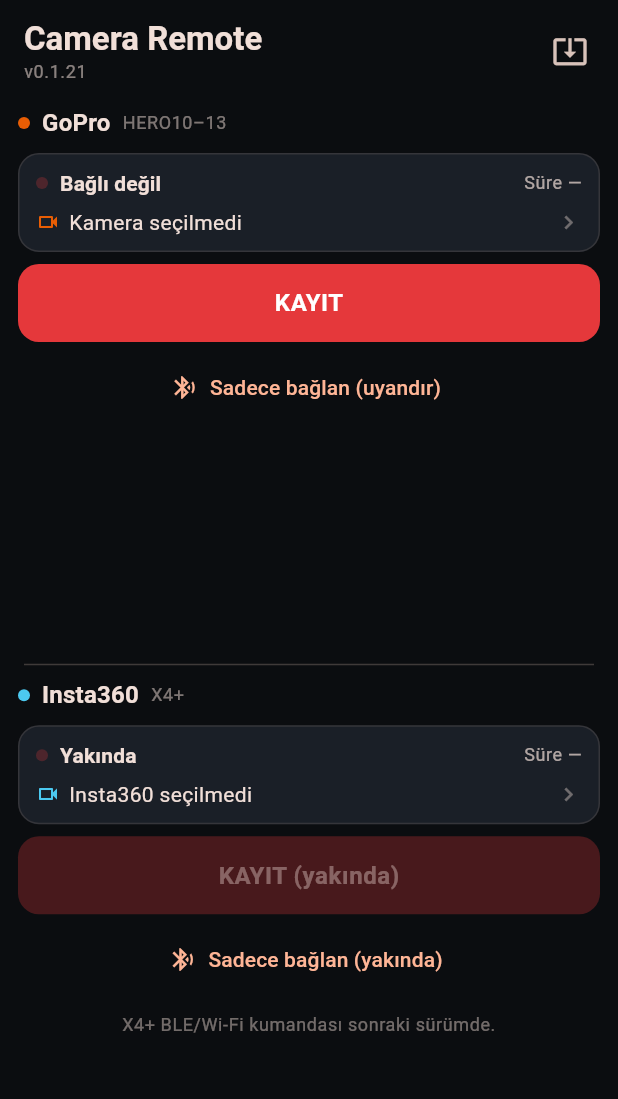
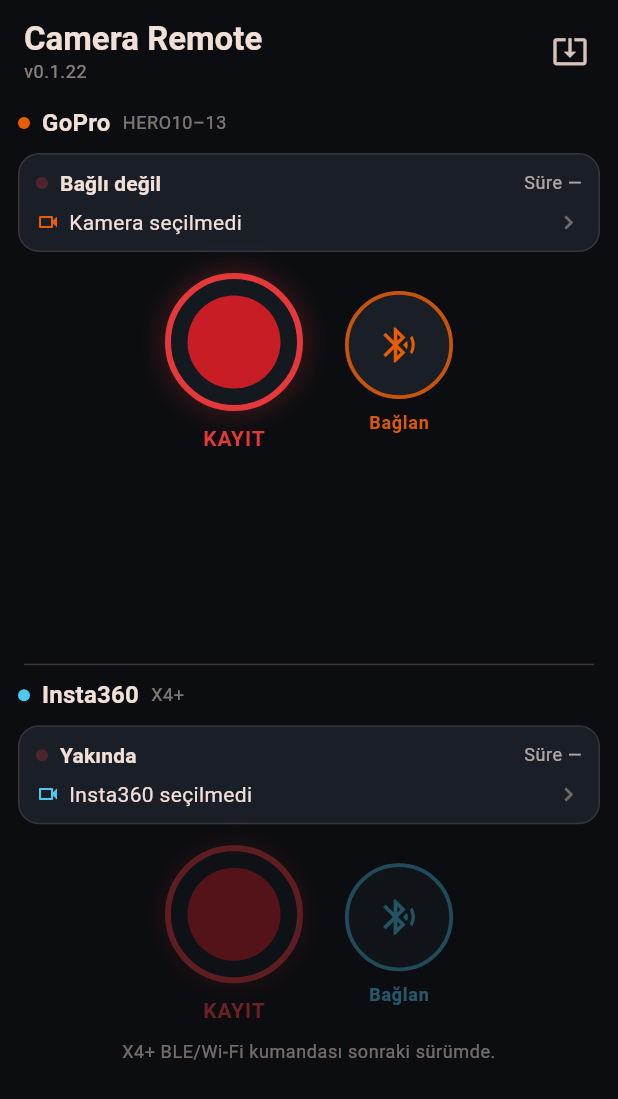
Before and after one commit to alid67-git/RideAtlas, a Flutter app: the screen it shows after launch, on a phone screen of 412 x 824 dp. Shown: the top 1099 px of the screen. Run offline on Flutter 3.47's test engine with Material 3 defaults, Android fonts, the phone set to English and light mode, and no system bars; our stand-ins replace battery_plus, file_picker, fl_chart, flutter_blue_plus, flutter_map, geolocator and 10 more; missing offline and left inert: dart:js_interop, exif, gpx, photo_manager; accounts and stored records are empty; generated files the repository leaves out were written again; network calls fail.

Commit message:
Style camera remote controls as shutter + power buttons
Replace wide filled buttons with a circular shutter (red→stop square)
and a round connect/sleep control, mirrored on the Insta360 panel.

Co-authored-by: alid67-git <alid67-git@users.noreply.github.com>

```diff
--- a/gopro_remote/lib/build_info.dart
+++ b/gopro_remote/lib/build_info.dart
@@ -1,7 +1,7 @@
 /// Bumped on every GoPro Remote push that users should install.
 /// Must match the trailing version in the GitHub release name
 /// `GoPro Remote (latest) - vX.Y.Z`.
-const String kAppBuildLabel = 'v0.1.21';
+const String kAppBuildLabel = 'v0.1.22';
 
 const String kAppBuildNote =
-    'Ekran ikiye bölündü: üst GoPro, alt Insta360 (yer tutucu).';
+    'Yuvarlak shutter + güç tuşu; üst GoPro / alt Insta360.';
--- a/gopro_remote/lib/main.dart
+++ b/gopro_remote/lib/main.dart
@@ -473,31 +473,21 @@ class _GoProSection extends StatelessWidget {
                   accent: const Color(0xFFE85D04),
                   onDeviceTap: onOpenDevices,
                 ),
-                const SizedBox(height: 8),
-                _RecordToggleButton(
+                const SizedBox(height: 14),
+                _ControlPad(
+                  accent: const Color(0xFFE85D04),
+                  recording: client.isSessionRecording,
                   busy: busy,
-                  encoding: client.isSessionRecording,
-                  compact: true,
-                  onPressed: onRecord,
-                ),
-                const SizedBox(height: 6),
-                TextButton.icon(
-                  onPressed: busy ? null : onConnectSleep,
-                  icon: Icon(
-                    linking
-                        ? Icons.hourglass_top
-                        : (connected
-                            ? Icons.power_settings_new
-                            : Icons.bluetooth_searching),
-                    size: 18,
-                  ),
-                  label: Text(
-                    linking
-                        ? 'Bağlanıyor…'
-                        : (connected
-                            ? 'Uyut / kapat'
-                            : 'Sadece bağlan (uyandır)'),
-                  ),
+                  enabled: true,
+                  recordLabel:
+                      client.isSessionRecording ? 'DURDUR + UYKU' : 'KAYIT',
+                  onRecord: onRecord,
+                  powerBusy: linking,
+                  powerConnected: connected,
+                  powerLabel: linking
+                      ? 'Bağlanıyor…'
+                      : (connected ? 'Uyut / kapat' : 'Bağlan'),
+                  onPower: busy ? null : onConnectSleep,
                 ),
               ],
             ),
@@ -536,22 +526,20 @@ class _Insta360Section extends StatelessWidget {
                   accent: const Color(0xFF4CC9F0),
                   onDeviceTap: onTapSoon,
                 ),
-                const SizedBox(height: 8),
-                _RecordToggleButton(
+                const SizedBox(height: 14),
+                _ControlPad(
+                  accent: const Color(0xFF4CC9F0),
+                  recording: false,
                   busy: false,
-                  encoding: false,
-                  compact: true,
                   enabled: false,
-                  labelOverride: 'KAYIT (yakında)',
-                  onPressed: onTapSoon,
+                  recordLabel: 'KAYIT',
+                  onRecord: onTapSoon,
+                  powerBusy: false,
+                  powerConnected: false,
+                  powerLabel: 'Bağlan',
+                  onPower: onTapSoon,
                 ),
-                const SizedBox(height: 6),
-                TextButton.icon(
-                  onPressed: onTapSoon,
-                  icon: const Icon(Icons.bluetooth_searching, size: 18),
-                  label: const Text('Sadece bağlan (yakında)'),
-                ),
-                const SizedBox(height: 12),
+                const SizedBox(height: 10),
                 Text(
                   'X4+ BLE/Wi‑Fi kumandası sonraki sürümde.',
                   textAlign: TextAlign.center,
@@ -723,48 +711,241 @@ class _Dot extends StatelessWidget {
   }
 }
 
-class _RecordToggleButton extends StatelessWidget {
-  const _RecordToggleButton({
+class _ControlPad extends StatelessWidget {
+  const _ControlPad({
+    required this.accent,
+    required this.recording,
     required this.busy,
-    required this.encoding,
-    required this.onPressed,
-    this.compact = false,
-    this.enabled = true,
-    this.labelOverride,
+    required this.enabled,
+    required this.recordLabel,
+    required this.onRecord,
+    required this.powerBusy,
+    required this.powerConnected,
+    required this.powerLabel,
+    required this.onPower,
   });
 
+  final Color accent;
+  final bool recording;
   final bool busy;
-  final bool encoding;
-  final VoidCallback onPressed;
-  final bool compact;
   final bool enabled;
-  final String? labelOverride;
+  final String recordLabel;
+  final VoidCallback onRecord;
+  final bool powerBusy;
+  final bool powerConnected;
+  final String powerLabel;
+  final VoidCallback? onPower;
 
   @override
   Widget build(BuildContext context) {
-    final bg = encoding ? const Color(0xFF2A9D8F) : const Color(0xFFE5383B);
-    return SizedBox(
-      height: compact ? 52 : 72,
-      width: double.infinity,
-      child: FilledButton(
-        style: FilledButton.styleFrom(
-          backgroundColor: bg,
-          foregroundColor: Colors.white,
-          disabledBackgroundColor: bg.withValues(alpha: 0.28),
-          shape: RoundedRectangleBorder(
-            borderRadius: BorderRadius.circular(14),
-          ),
+    return Column(
+      children: [
+        Row(
+          mainAxisAlignment: MainAxisAlignment.center,
+          children: [
+            _ShutterButton(
+              recording: recording,
+              busy: busy,
+              enabled: enabled,
+              label: recordLabel,
+              onPressed: onRecord,
+            ),
+            const SizedBox(width: 28),
+            _PowerButton(
+              accent: accent,
+              busy: powerBusy,
+              connected: powerConnected,
+              enabled: enabled && onPower != null,
+              label: powerLabel,
+              onPressed: onPower,
+            ),
+          ],
         ),
-        onPressed: (!enabled || busy) ? null : onPressed,
-        child: Text(
-          labelOverride ?? (encoding ? 'KAYDI DURDUR + UYKU' : 'KAYIT'),
-          style: TextStyle(
-            fontSize: compact ? 16 : 20,
-            fontWeight: FontWeight.w700,
-            letterSpacing: 0.4,
-          ),
-        ),
-      ),
+      ],
     );
   }
 }
+
+/// Circular camera shutter: red disc to start, teal stop square while recording.
+class _ShutterButton extends StatefulWidget {
+  const _ShutterButton({
+    required this.recording,
+    required this.busy,
+    required this.enabled,
+    required this.label,
+    required this.onPressed,
+  });
+
+  final bool recording;
+  final bool busy;
+  final bool enabled;
+  final String label;
+  final VoidCallback onPressed;
+
+  @override
+  State<_ShutterButton> createState() => _ShutterButtonState();
+}
+
+class _ShutterButtonState extends State<_ShutterButton> {
+  bool _pressed = false;
+
+  @override
+  Widget build(BuildContext context) {
+    final canTap = widget.enabled && !widget.busy;
+    final ring = widget.recording
+        ? const Color(0xFF2A9D8F)
+        : const Color(0xFFE5383B);
+    final face = widget.recording
+        ? const Color(0xFF1F7A6E)
+        : const Color(0xFFC81D25);
+
+    return Column(
+      mainAxisSize: MainAxisSize.min,
+      children: [
+        GestureDetector(
+          onTapDown: canTap ? (_) => setState(() => _pressed = true) : null,
+          onTapUp: canTap
+              ? (_) {
+                  setState(() => _pressed = false);
+                  widget.onPressed();
+                }
+              : null,
+          onTapCancel: () => setState(() => _pressed = false),
+          child: AnimatedScale(
+            scale: _pressed ? 0.92 : 1,
+            duration: const Duration(milliseconds: 90),
+            curve: Curves.easeOut,
+            child: AnimatedOpacity(
+              opacity: canTap ? 1 : 0.38,
+              duration: const Duration(milliseconds: 160),
+              child: Container(
+                width: 92,
+                height: 92,
+                decoration: BoxDecoration(
+                  shape: BoxShape.circle,
+                  color: const Color(0xFF14181F),
+                  border: Border.all(color: ring, width: 4),
+                  boxShadow: [
+                    BoxShadow(
+                      color: ring.withValues(alpha: 0.28),
+                      blurRadius: 16,
+                      spreadRadius: 1,
+                    ),
+                  ],
+                ),
+                alignment: Alignment.center,
+                child: AnimatedContainer(
+                  duration: const Duration(milliseconds: 180),
+                  curve: Curves.easeOut,
+                  width: widget.recording ? 34 : 62,
+                  height: widget.recording ? 34 : 62,
+                  decoration: BoxDecoration(
+                    color: face,
+                    borderRadius: BorderRadius.circular(
+                      widget.recording ? 8 : 31,
+                    ),
+                  ),
+                ),
+              ),
+            ),
+          ),
+        ),
+        const SizedBox(height: 8),
+        Text(
+          widget.busy ? '…' : widget.label,
+          style: Theme.of(context).textTheme.labelLarge?.copyWith(
+                fontWeight: FontWeight.w700,
+                letterSpacing: 0.6,
+                color: ring.withValues(alpha: canTap ? 1 : 0.45),
+              ),
+        ),
+      ],
+    );
+  }
+}
+
+/// Round power / connect control beside the shutter.
+class _PowerButton extends StatefulWidget {
+  const _PowerButton({
+    required this.accent,
+    required this.busy,
+    required this.connected,
+    required this.enabled,
+    required this.label,
+    required this.onPressed,
+  });
+
+  final Color accent;
+  final bool busy;
+  final bool connected;
+  final bool enabled;
+  final String label;
+  final VoidCallback? onPressed;
+
+  @override
+  State<_PowerButton> createState() => _PowerButtonState();
+}
+
+class _PowerButtonState extends State<_PowerButton> {
+  bool _pressed = false;
+
+  @override
+  Widget build(BuildContext context) {
+    final canTap = widget.enabled && widget.onPressed != null && !widget.busy;
+    final icon = widget.busy
+        ? Icons.hourglass_top
+        : (widget.connected
+            ? Icons.power_settings_new
+            : Icons.bluetooth_searching);
+    final fill = widget.connected
+        ? widget.accent.withValues(alpha: 0.22)
+        : const Color(0xFF1A1F27);
+
+    return Column(
+      mainAxisSize: MainAxisSize.min,
+      children: [
+        GestureDetector(
+          onTapDown: canTap ? (_) => setState(() => _pressed = true) : null,
+          onTapUp: canTap
+              ? (_) {
+                  setState(() => _pressed = false);
+                  widget.onPressed?.call();
+                }
+              : null,
+          onTapCancel: () => setState(() => _pressed = false),
+          child: AnimatedScale(
+            scale: _pressed ? 0.92 : 1,
+            duration: const Duration(milliseconds: 90),
+            curve: Curves.easeOut,
+            child: AnimatedOpacity(
+              opacity: canTap ? 1 : 0.38,
+              duration: const Duration(milliseconds: 160),
+              child: Container(
+                width: 72,
+                height: 72,
+                decoration: BoxDecoration(
+                  shape: BoxShape.circle,
+                  color: fill,
+                  border: Border.all(
+                    color: widget.accent.withValues(alpha: 0.85),
+                    width: 2.5,
+                  ),
+                ),
+                alignment: Alignment.center,
+                child: Icon(icon, color: widget.accent, size: 28),
+              ),
+            ),
+          ),
+        ),
+        const SizedBox(height: 8),
+        Text(
+          widget.label,
+          style: Theme.of(context).textTheme.labelMedium?.copyWith(
+                fontWeight: FontWeight.w600,
+                color: widget.accent.withValues(alpha: canTap ? 0.95 : 0.4),
+              ),
+        ),
+      ],
+    );
+  }
+}
--- a/gopro_remote/pubspec.yaml
+++ b/gopro_remote/pubspec.yaml
@@ -1,7 +1,7 @@
 name: gopro_remote
 description: Android remote for GoPro HERO10–13 Black via Open GoPro BLE.
 publish_to: 'none'
-version: 0.1.21+22
+version: 0.1.22+23
 
 environment:
   sdk: ^3.12.2
```
